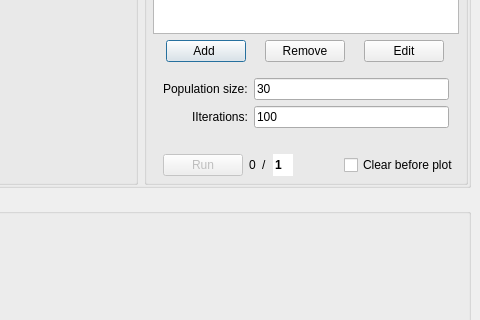
First picture: the form in data/customhys-qt.ui, repository jcrvz/customhys-qt, before the edit; both pictures show x 198 to 678 and y 199 to 519 of the 678 by 865 pixel window.
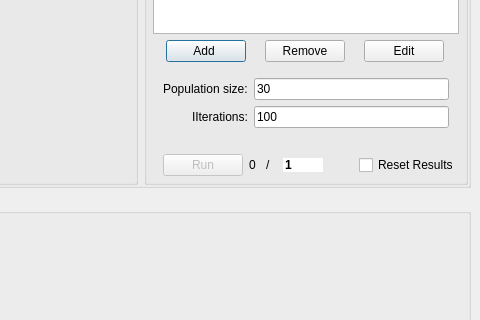
Second picture: the form after the edit.

Diff of the .ui file:
```diff
--- a/data/customhys-qt.ui
+++ b/data/customhys-qt.ui
@@ -445,15 +445,15 @@
             <item>
              <widget class="QLineEdit" name="qNumRep">
               <property name="sizePolicy">
-               <sizepolicy hsizetype="Maximum" vsizetype="Fixed">
+               <sizepolicy hsizetype="Maximum" vsizetype="Preferred">
                 <horstretch>0</horstretch>
                 <verstretch>0</verstretch>
                </sizepolicy>
               </property>
               <property name="maximumSize">
                <size>
-                <width>20</width>
-                <height>16777213</height>
+                <width>40</width>
+                <height>14</height>
                </size>
               </property>
               <property name="font">
@@ -490,11 +490,11 @@
                <enum>Qt::Horizontal</enum>
               </property>
               <property name="sizeType">
-               <enum>QSizePolicy::Expanding</enum>
+               <enum>QSizePolicy::Preferred</enum>
               </property>
               <property name="sizeHint" stdset="0">
                <size>
-                <width>40</width>
+                <width>30</width>
                 <height>20</height>
                </size>
               </property>
@@ -509,7 +509,7 @@
                </sizepolicy>
               </property>
               <property name="text">
-               <string>Clear before plot</string>
+               <string>Reset Results</string>
               </property>
               <property name="checked">
                <bool>false</bool>
```
Left out of the diff: 3 changed lines with no effect on the pictures.
